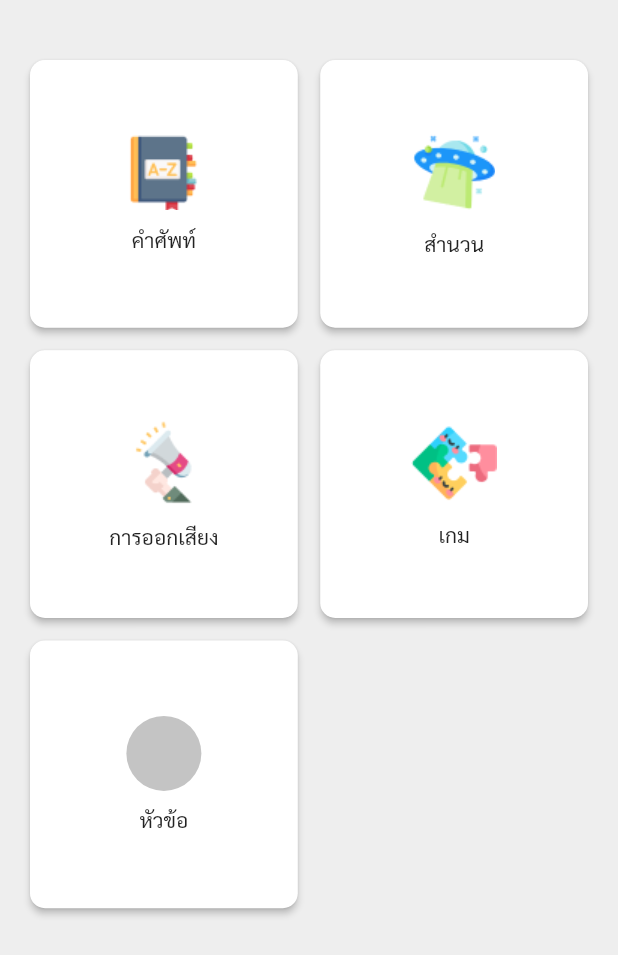
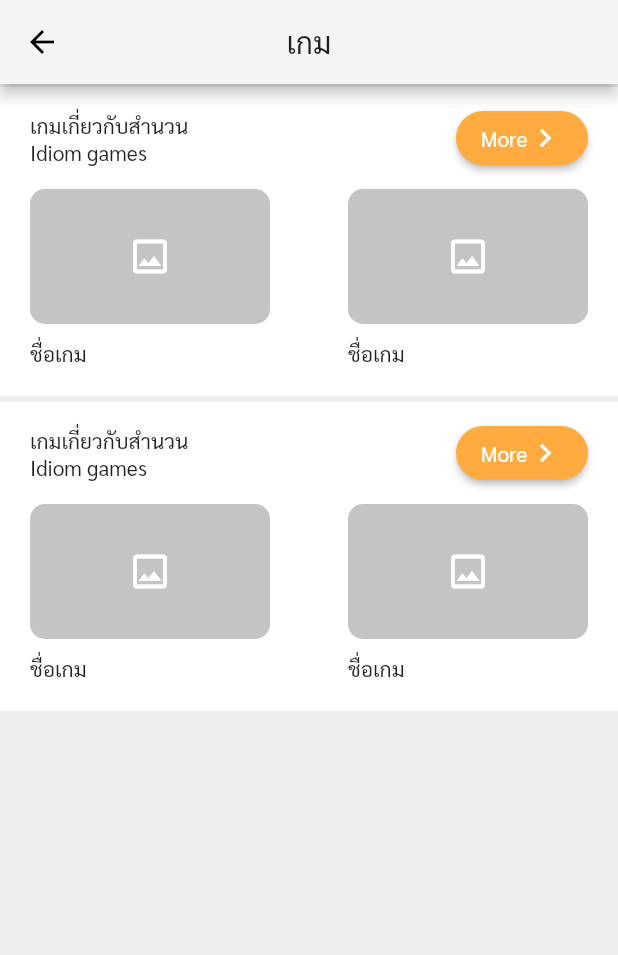
Before and after one commit to tatum40/flutter_winner_Office, a Flutter app: the CategoryMenu screen opened directly, after a tap on "เกม", on a phone screen of 412 x 824 dp. Shown: the top 955 px of the screen. Run offline on Flutter 3.47's test engine with Material 2 defaults, Android fonts, the phone set to English and light mode, and no system bars; our stand-ins replace assets_audio_player, flutter_local_notifications, flutter_tts, font_awesome_flutter, image_picker, mask_text_input_formatter and 1 more.

Commit message:
updated : category & add page category Game

```diff
--- /dev/null
+++ b/lib/content/category/categoryGame.dart
@@ -0,0 +1,113 @@
+import 'package:flutter/material.dart';
+import 'package:flutter_winner_office/theme/color.dart';
+
+class CategoryGame extends StatelessWidget {
+  const CategoryGame({Key? key}) : super(key: key);
+
+  @override
+  Widget build(BuildContext context) {
+    return SafeArea(
+      child: Scaffold(
+        backgroundColor: mcl17,
+        appBar: AppBar(
+          title: Text('เกม'),
+          centerTitle: true,
+          backgroundColor: mcl10,
+        ),
+        body: SingleChildScrollView(
+          child: Center(
+            child: Column(
+              children: <Widget>[
+                for (var i = 0; i < 2; i++) _boxContent(context)
+              ],
+            ),
+          ),
+        ),
+      ),
+    );
+  }
+
+  Widget _boxContent(context) {
+    return Container(
+      color: Colors.white,
+      padding: EdgeInsets.symmetric(horizontal: 20.0, vertical: 10.0),
+      margin: EdgeInsets.symmetric(vertical: 2.0),
+      width: double.infinity,
+      child: Column(
+        children: <Widget>[
+          Row(
+            mainAxisAlignment: MainAxisAlignment.spaceBetween,
+            children: <Widget>[
+              Container(
+                child: Column(
+                  crossAxisAlignment: CrossAxisAlignment.start,
+                  children: <Widget>[
+                    Text('เกมเกี่ยวกับสำนวน'),
+                    Text(
+                      'Idiom games',
+                    ),
+                  ],
+                ),
+              ),
+              Container(
+                child: MaterialButton(
+                  color: mcl1,
+                  shape: RoundedRectangleBorder(
+                    borderRadius: BorderRadius.all(
+                      Radius.circular(30.0),
+                    ),
+                  ),
+                  child: Row(
+                    mainAxisAlignment: MainAxisAlignment.spaceBetween,
+                    children: <Widget>[
+                      Text(
+                        'More',
+                        style: TextStyle(color: Colors.white),
+                      ),
+                      Icon(
+                        Icons.navigate_next,
+                        color: Colors.white,
+                      )
+                    ],
+                  ),
+                  onPressed: () => {},
+                ),
+              ),
+            ],
+          ),
+          Container(
+            margin: EdgeInsets.symmetric(vertical: 10.0),
+            child: Row(
+              mainAxisAlignment: MainAxisAlignment.spaceBetween,
+              children: <Widget>[
+                for (var i = 0; i < 2; i++)
+                  Column(
+                    crossAxisAlignment: CrossAxisAlignment.start,
+                    children: <Widget>[
+                      Container(
+                        width: 160,
+                        height: 90,
+                        decoration: BoxDecoration(
+                          borderRadius: BorderRadius.all(Radius.circular(10.0)),
+                          color: mcl6,
+                        ),
+                        child: Icon(
+                          Icons.image_outlined,
+                          size: 30,
+                          color: Colors.white,
+                        ),
+                      ),
+                      Container(
+                        margin: EdgeInsets.only(top: 10.0),
+                        child: Text('ชื่อเกม'),
+                      ),
+                    ],
+                  ),
+              ],
+            ),
+          ),
+        ],
+      ),
+    );
+  }
+}
--- a/lib/content/category/categoryMenu.dart
+++ b/lib/content/category/categoryMenu.dart
@@ -1,4 +1,5 @@
 import 'package:flutter/material.dart';
+import 'package:flutter_winner_office/content/category/categoryGame.dart';
 import 'package:flutter_winner_office/theme/color.dart';
 import 'categVocab.dart';
 
@@ -36,7 +37,17 @@ class CategoryMenu extends StatelessWidget {
                       Navigator.push(
                         context,
                         MaterialPageRoute(
-                            builder: (context) => CategoryVocab()),
+                          builder: (context) => CategoryVocab(),
+                        ),
+                      ),
+                    }
+                  else if (i == 3)
+                    {
+                      Navigator.push(
+                        context,
+                        MaterialPageRoute(
+                          builder: (context) => CategoryGame(),
+                        ),
                       ),
                     }
                 },
```
